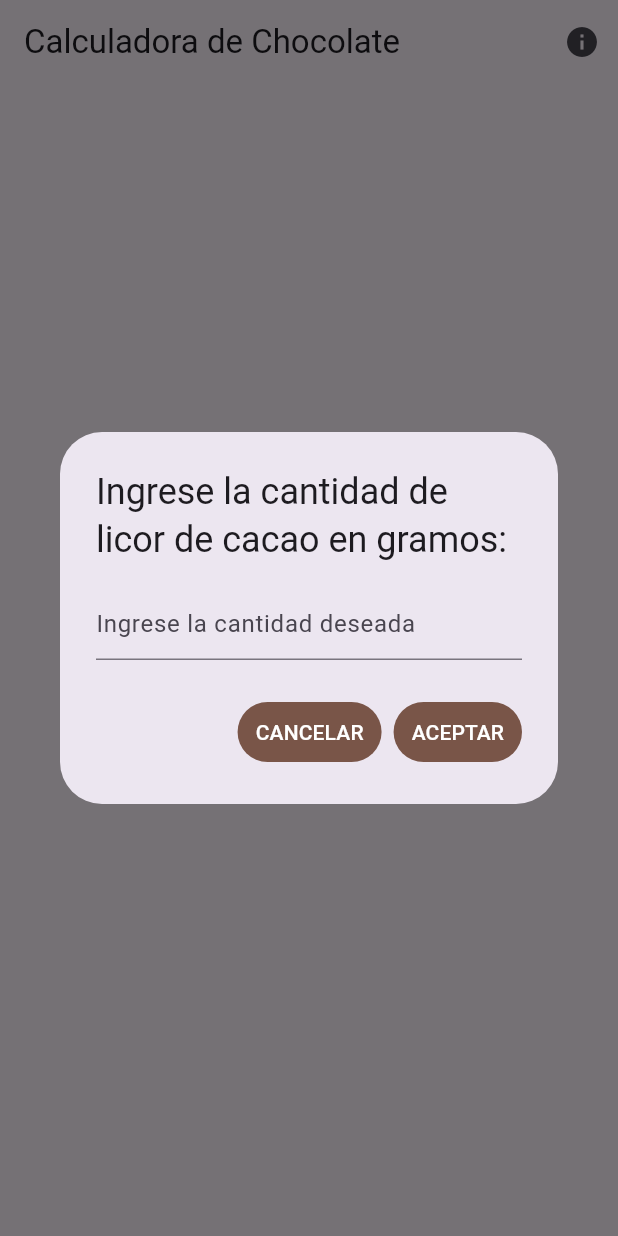
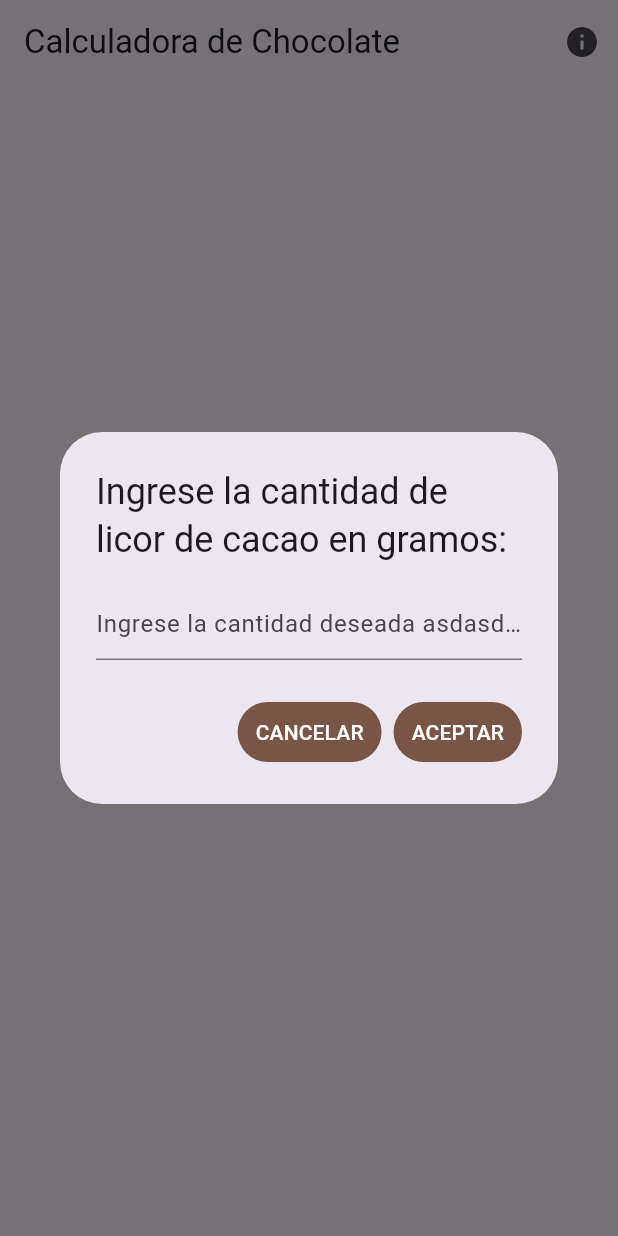
Before and after one commit to walamandra/caulculadora_choco_4, a Flutter app: the screen it shows after launch, after a tap on "Ingresar Datos", on a phone screen of 412 x 824 dp. Run offline on Flutter 3.47's test engine with Material 3 defaults, Android fonts, the phone set to English and light mode, and no system bars; our stand-ins replace shared_preferences.

Commit message:
second commit
asdasdsa

```diff
--- a/lib/main.dart
+++ b/lib/main.dart
@@ -130,7 +130,7 @@ class _MyHomePageState extends State<MyHomePage> {
             controller: controller,
             keyboardType: TextInputType.number,
             decoration: InputDecoration(
-              hintText: 'Ingrese la cantidad deseada',
+              hintText: 'Ingrese la cantidad deseada asdasdadasdsadsdadsa',
             ),
           ),
           actions: <Widget>[
```
